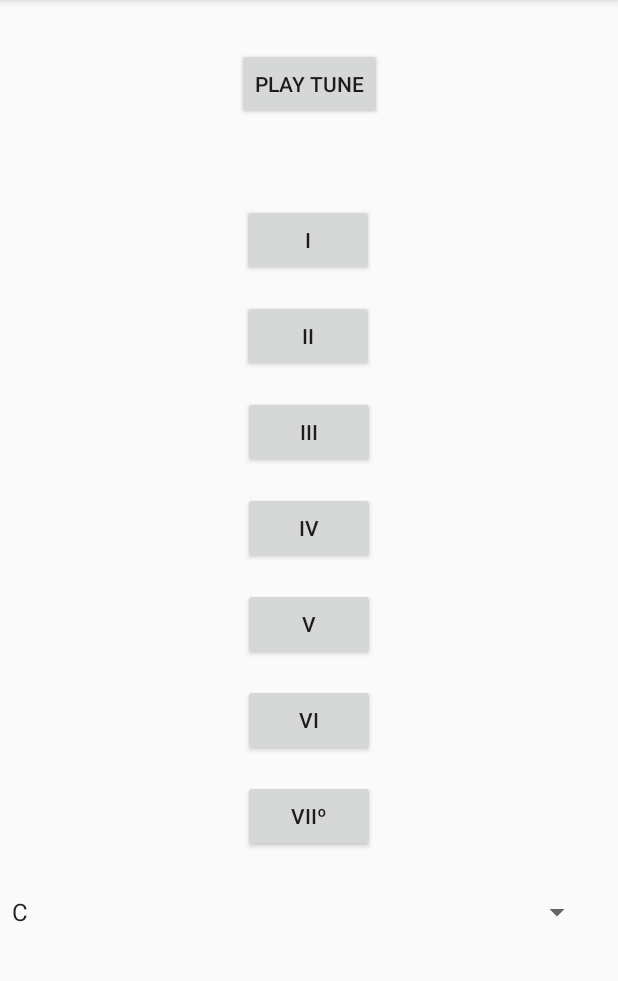
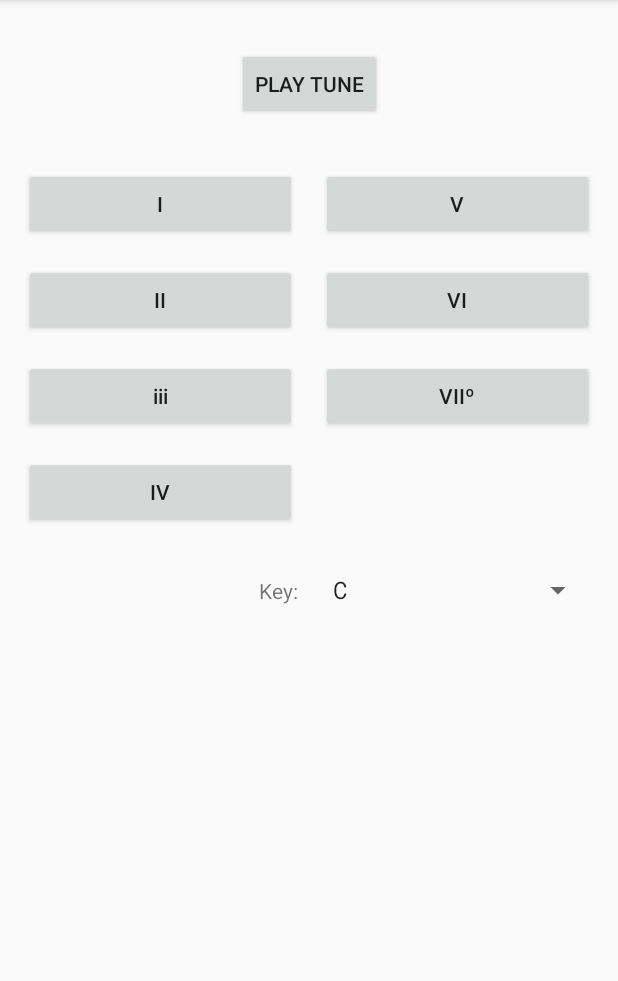
Before and after one commit to zwiebelspaetzle/chord-prog-android, an Android app: the screen it shows after launch (MainActivity), on a phone screen of 412 x 824 dp, the part 84-1065 px from its top. Run offline under Robolectric (Android 15) with nearby library versions, the phone set to English and light mode, and no system bars.

Commit message:
arranged buttons into 2 columns

```diff
--- a/app/src/main/res/layout/activity_main.xml
+++ b/app/src/main/res/layout/activity_main.xml
@@ -5,23 +5,19 @@
         xmlns:app="http://schemas.android.com/apk/res-auto"
         android:layout_width="match_parent"
         android:layout_height="match_parent"
-        tools:context=".MainActivity">
+        tools:context=".MainActivity" android:layoutMode="opticalBounds" android:focusableInTouchMode="true"
+        tools:actionBarNavMode="standard">
     <Button
             android:text="@string/button_root"
-            android:layout_width="wrap_content"
-            android:layout_height="wrap_content" app:layout_constraintTop_toTopOf="parent"
-            app:layout_constraintStart_toStartOf="parent" android:layout_marginTop="136dp"
-            app:layout_constraintEnd_toEndOf="parent" android:id="@+id/s1button"
-            app:layout_constraintHorizontal_bias="0.498" android:onClick="playSample"
-            android:soundEffectsEnabled="false"/>
-    <Button
-            android:text="@string/button_2nd"
-            android:layout_width="wrap_content"
+            android:layout_width="0dp"
             android:layout_height="wrap_content"
-            app:layout_constraintStart_toStartOf="parent" app:layout_constraintEnd_toEndOf="parent"
-            android:id="@+id/s2button" app:layout_constraintTop_toBottomOf="@+id/s1button"
-            android:layout_marginTop="16dp" android:onClick="playSample" android:soundEffectsEnabled="false"
-            app:layout_constraintHorizontal_bias="0.498"/>
+            app:layout_constraintStart_toStartOf="parent"
+            android:id="@+id/s1button"
+            android:onClick="playSample"
+            android:soundEffectsEnabled="false" android:layout_marginStart="16dp"
+            app:layout_constraintEnd_toStartOf="@+id/s5button" android:layout_marginEnd="16dp"
+            android:layout_marginTop="32dp" app:layout_constraintTop_toBottomOf="@+id/button3"
+            app:layout_constraintHorizontal_bias="0.5"/>
     <Button
             android:text="@string/button_play"
             android:layout_width="wrap_content"
@@ -29,47 +25,74 @@
             app:layout_constraintStart_toStartOf="parent" android:layout_marginTop="32dp"
             app:layout_constraintEnd_toEndOf="parent" android:id="@+id/button3" android:onClick="playWhiskey"/>
     <Button
+            android:text="@string/button_5th"
+            android:layout_width="0dp"
+            android:layout_height="wrap_content"
+            android:id="@+id/s5button"
+            android:onClick="playSample" app:layout_constraintEnd_toEndOf="parent"
+            android:layout_marginEnd="16dp" android:layout_marginTop="32dp"
+            app:layout_constraintTop_toBottomOf="@+id/button3" app:layout_constraintStart_toEndOf="@+id/s1button"
+            app:layout_constraintHorizontal_bias="0.5"/>
+    <Spinner
+            android:layout_width="0dp"
+            android:layout_height="wrap_content"
+            app:layout_constraintEnd_toEndOf="parent"
+            android:id="@+id/spinner"
+            android:entries="@array/keys_array"
+            android:layout_marginEnd="16dp"
+            app:layout_constraintStart_toEndOf="@+id/editText"
+            app:layout_constraintBaseline_toBaselineOf="@+id/editText" android:spinnerMode="dropdown"/>
+    <Button
+            android:text="@string/button_2nd"
+            android:layout_width="0dp"
+            android:layout_height="wrap_content"
+            android:id="@+id/s2button"
+            app:layout_constraintTop_toBottomOf="@+id/s1button" android:layout_marginTop="16dp"
+            app:layout_constraintStart_toStartOf="parent" app:layout_constraintHorizontal_bias="0.5"
+            app:layout_constraintEnd_toStartOf="@+id/s6button" android:layout_marginStart="16dp"
+            android:onClick="playSample"/>
+    <Button
+            android:text="@string/button_6th"
+            android:layout_width="0dp"
+            android:layout_height="wrap_content"
+            android:id="@+id/s6button" app:layout_constraintStart_toEndOf="@+id/s2button"
+            android:layout_marginStart="16dp" app:layout_constraintHorizontal_bias="0.5"
+            app:layout_constraintEnd_toEndOf="parent" android:layout_marginTop="16dp"
+            app:layout_constraintTop_toBottomOf="@+id/s5button" android:layout_marginEnd="16dp"
+            android:onClick="playSample"/>
+    <Button
             android:text="@string/button_3rd"
-            android:layout_width="wrap_content"
+            android:layout_width="0dp"
             android:layout_height="wrap_content"
-            app:layout_constraintStart_toStartOf="parent" app:layout_constraintEnd_toEndOf="parent"
-            android:id="@+id/s3button" android:layout_marginTop="16dp"
-            app:layout_constraintTop_toBottomOf="@+id/s2button" android:onClick="playSample"
-            android:soundEffectsEnabled="false"/>
+            android:id="@+id/s3button"
+            app:layout_constraintTop_toBottomOf="@+id/s2button" android:layout_marginTop="16dp"
+            app:layout_constraintStart_toStartOf="parent" android:layout_marginStart="16dp"
+            app:layout_constraintHorizontal_bias="0.5" app:layout_constraintEnd_toStartOf="@+id/s7button"
+            android:layout_marginEnd="16dp" android:onClick="playSample" android:textAllCaps="false"/>
+    <Button
+            android:text="@string/button_7th"
+            android:layout_width="0dp"
+            android:layout_height="wrap_content"
+            android:id="@+id/s7button" android:layout_marginTop="16dp"
+            app:layout_constraintTop_toBottomOf="@+id/s6button" app:layout_constraintEnd_toEndOf="parent"
+            android:layout_marginEnd="16dp" app:layout_constraintStart_toEndOf="@+id/s3button"
+            app:layout_constraintHorizontal_bias="0.5" android:onClick="playSample"/>
     <Button
             android:text="@string/button_4th"
-            android:layout_width="wrap_content"
+            android:layout_width="0dp"
             android:layout_height="wrap_content"
-            android:id="@+id/s4button" app:layout_constraintEnd_toEndOf="parent"
-            app:layout_constraintStart_toStartOf="parent" android:layout_marginTop="16dp"
-            app:layout_constraintTop_toBottomOf="@+id/s3button" android:onClick="playSample"/>
-    <Button
-            android:text="@string/button_5th"
-            android:layout_width="wrap_content"
+            android:id="@+id/s4button" android:layout_marginTop="16dp"
+            app:layout_constraintTop_toBottomOf="@+id/s3button" app:layout_constraintStart_toStartOf="parent"
+            android:layout_marginStart="16dp"
+            android:onClick="playSample" android:layout_marginEnd="16dp"
+            app:layout_constraintEnd_toStartOf="@+id/s7button"/>
+    <TextView
+            android:layout_width="0dp"
             android:layout_height="wrap_content"
-            app:layout_constraintStart_toStartOf="parent" app:layout_constraintEnd_toEndOf="parent"
-            android:id="@+id/s5button" app:layout_constraintTop_toBottomOf="@+id/s4button"
-            android:layout_marginTop="16dp" android:onClick="playSample"/>
-    <Button
-            android:text="@string/button_6th"
-            android:layout_width="wrap_content"
-            android:layout_height="wrap_content"
-            app:layout_constraintStart_toStartOf="parent" app:layout_constraintEnd_toEndOf="parent"
-            android:id="@+id/s6button" app:layout_constraintTop_toBottomOf="@+id/s5button"
-            android:layout_marginTop="16dp" android:onClick="playSample"/>
-    <Button
-            android:text="@string/button_7th"
-            android:layout_width="wrap_content"
-            android:layout_height="wrap_content"
-            app:layout_constraintStart_toStartOf="parent" app:layout_constraintEnd_toEndOf="parent"
-            android:id="@+id/s7button" app:layout_constraintTop_toBottomOf="@+id/s6button"
-            android:layout_marginTop="16dp" android:onClick="playSample"/>
-    <Spinner
-            android:layout_width="395dp"
-            android:layout_height="wrap_content"
-            app:layout_constraintStart_toStartOf="parent" app:layout_constraintEnd_toEndOf="parent"
-            android:id="@+id/spinner"
-            app:layout_constraintBottom_toBottomOf="parent" android:entries="@array/keys_array"
-            android:layout_marginTop="16dp" app:layout_constraintTop_toBottomOf="@+id/s7button"
-            app:layout_constraintHorizontal_bias="0.0" app:layout_constraintVertical_bias="0.073"/>
+            android:text="@string/text_key"
+            android:ems="10"
+            android:id="@+id/editText" android:layout_marginTop="32dp"
+            app:layout_constraintTop_toBottomOf="@+id/s4button" app:layout_constraintStart_toStartOf="parent"
+            android:layout_marginStart="16dp" app:layout_constraintEnd_toStartOf="@+id/spinner"
+            android:layout_marginEnd="16dp" android:textAlignment="viewEnd"/>
 </android.support.constraint.ConstraintLayout>
--- a/app/src/main/res/values/strings.xml
+++ b/app/src/main/res/values/strings.xml
@@ -8,6 +8,7 @@
     <string name="button_6th">vi</string>
     <string name="button_7th">viiº</string>
     <string name="button_play">Play Tune</string>
+    <string name="text_key">Key:</string>
 
     <string-array name="keys_array">
         <item>C</item>
```
Also changed, not shown: 1 other file.
